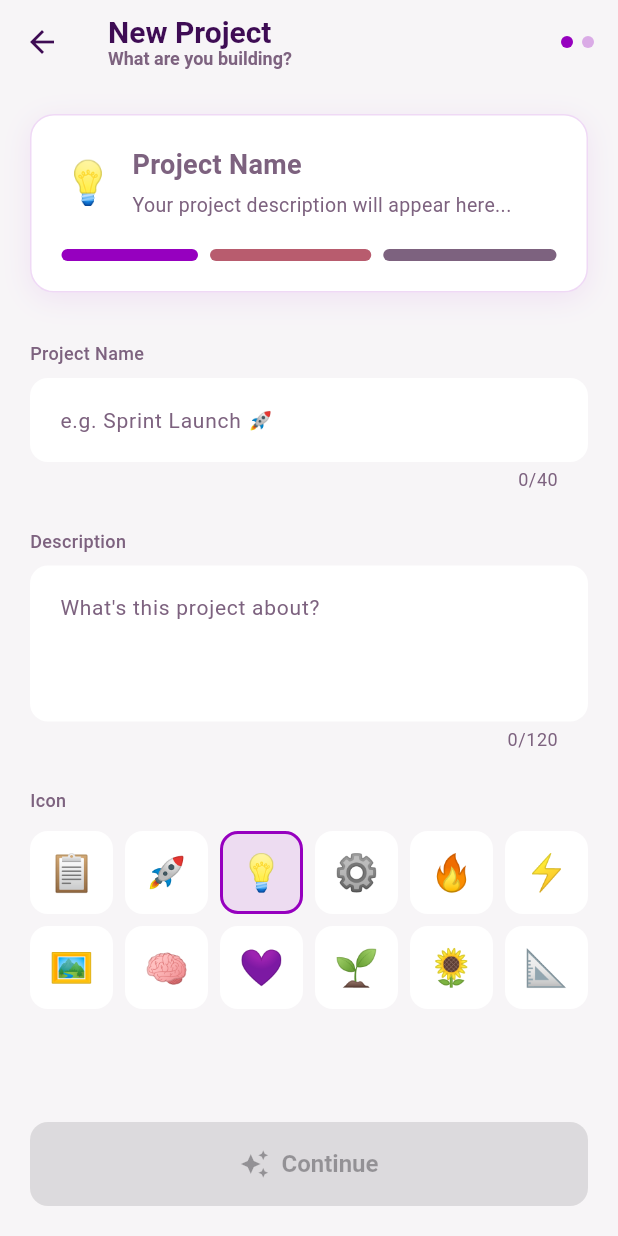
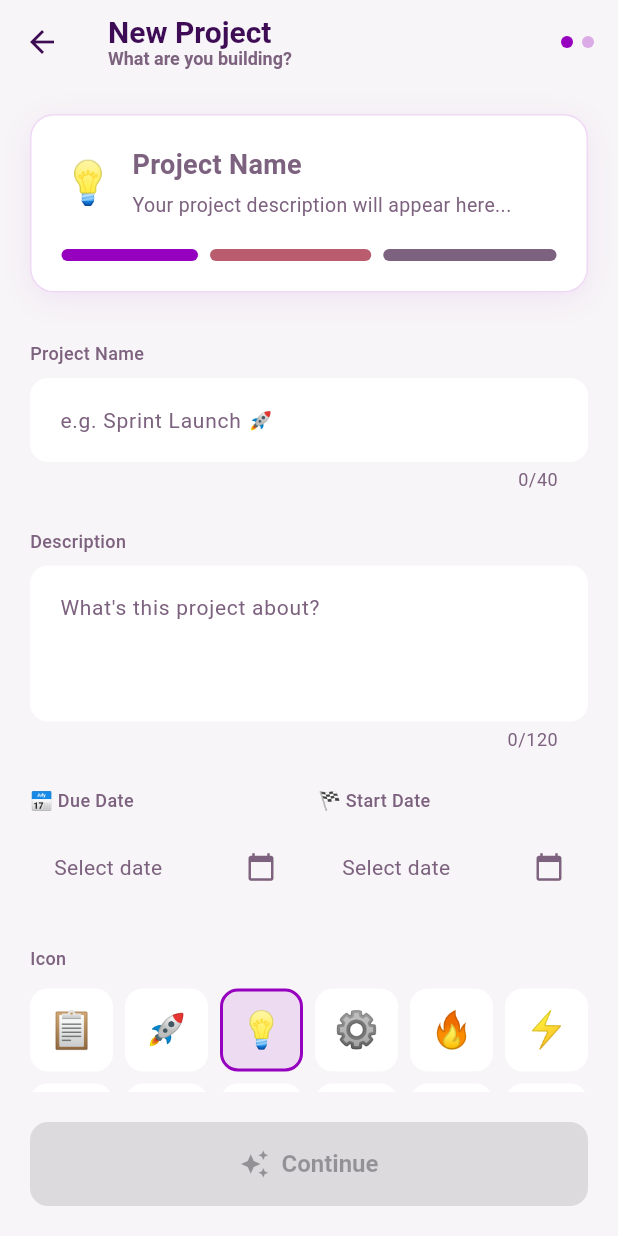
Before and after one commit to Ghalia789/komo_app, a Flutter app: the CreateProjectView screen opened directly, on a phone screen of 412 x 824 dp. Run offline on Flutter 3.47's test engine with Material 3 defaults, Android fonts, the phone set to English and light mode, and no system bars; our stand-ins replace equatable, flutter_bloc; statements that could not run were skipped.

Commit message:
feat(task): add due date and start date pickers to task and project creation pages

```diff
--- a/lib/presentation/blocs/task_details/task_details_bloc.dart
+++ b/lib/presentation/blocs/task_details/task_details_bloc.dart
@@ -62,8 +62,11 @@ class TaskDetailsBloc extends Bloc<TaskDetailsEvent, TaskDetailsState> {
 
     final newSubtask = SubtaskModel(
       id: DateTime.now().millisecondsSinceEpoch.toString(),
+      taskId: state.task?.id ?? '',
       title: event.title.trim(),
       isCompleted: false,
+      order: state.subtasks.length + 1,
+      createdAt: DateTime.now(),
     );
 
     final updatedSubtasks = [...state.subtasks, newSubtask];
--- a/lib/presentation/pages/create_project_page.dart
+++ b/lib/presentation/pages/create_project_page.dart
@@ -223,6 +223,37 @@ class _CreateProjectViewState extends State<CreateProjectView> {
 
                       const SizedBox(height: 24),
 
+                      // Due Date & Start Date Section
+                      Row(
+                        children: [
+                          Expanded(
+                            child: KomoDatePicker(
+                              label: '📅 Due Date',
+                              selectedDate: state.dueDate,
+                              onDateSelected: (date) {
+                                context
+                                    .read<CreateProjectBloc>()
+                                    .add(CreateProjectDueDateChanged(date));
+                              },
+                            ),
+                          ),
+                          const SizedBox(width: 12),
+                          Expanded(
+                            child: KomoDatePicker(
+                              label: '🏁 Start Date',
+                              selectedDate: state.startDate,
+                              onDateSelected: (date) {
+                                context
+                                    .read<CreateProjectBloc>()
+                                    .add(CreateProjectStartDateChanged(date));
+                              },
+                            ),
+                          ),
+                        ],
+                      ),
+
+                      const SizedBox(height: 24),
+
                       // Icon Picker
                       IconPicker(
                         icons: CreateProjectState.availableIcons,
--- a/lib/presentation/pages/create_task_page.dart
+++ b/lib/presentation/pages/create_task_page.dart
@@ -118,6 +118,37 @@ class _CreateTaskViewState extends State<CreateTaskView> {
                         decoration: _inputDecoration(
                           hint: 'Add more details...',
                         ),
+                      ),
+
+                      const SizedBox(height: 24),
+
+                      // Due Date & Start Date Section
+                      Row(
+                        children: [
+                          Expanded(
+                            child: KomoDatePicker(
+                              label: '📅 Due Date',
+                              selectedDate: state.dueDate,
+                              onDateSelected: (date) {
+                                context
+                                    .read<CreateTaskBloc>()
+                                    .add(CreateTaskDueDateChanged(date));
+                              },
+                            ),
+                          ),
+                          const SizedBox(width: 12),
+                          Expanded(
+                            child: KomoDatePicker(
+                              label: '🏁 Start Date',
+                              selectedDate: state.startDate,
+                              onDateSelected: (date) {
+                                context
+                                    .read<CreateTaskBloc>()
+                                    .add(CreateTaskStartDateChanged(date));
+                              },
+                            ),
+                          ),
+                        ],
                       ),
 
                       const SizedBox(height: 24),
```
Also changed, not shown: lib/presentation/pages/dashboard_page.dart (+5 -3 lines).
